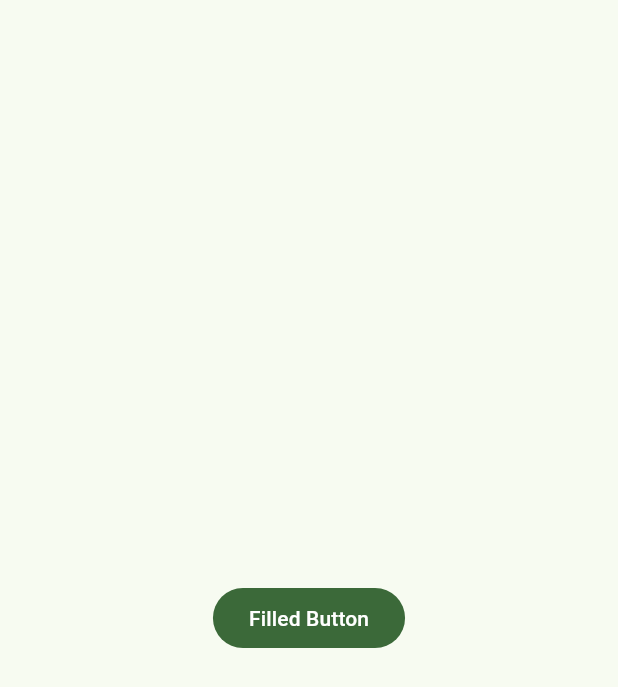
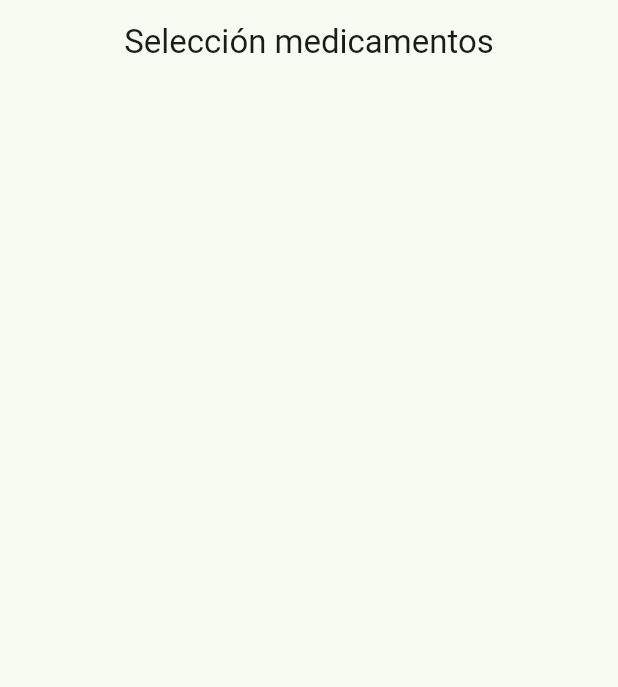
Before and after one commit to Ruslan-Developer/DI_Flutter_Navegacion_Pantallas, a Flutter app: the screen it shows after launch, on a phone screen of 412 x 824 dp. Shown: the top 687 px of the screen. Run offline on Flutter 3.47's test engine with Material 2 defaults, Android fonts, the phone set to English and light mode, and no system bars.

Commit message:
Home Screen creado

```diff
--- a/lib/config/theme/app_theme.dart
+++ b/lib/config/theme/app_theme.dart
@@ -29,10 +29,10 @@ class AppTheme{ //Sirve para cambiar el color de la app personalizada
     }): assert(selectedColor >= 0 && selectedColor <= colorList.length - 1);
 
     ThemeData getTheme() => ThemeData(
-      useMaterial3: true,
-      colorSchemeSeed: colorList[selectedColor],
+      useMaterial3: true, //Se usa para que se vea el nuevo diseño de material
+      colorSchemeSeed: colorList[selectedColor], //Se cambia el color de la app
       appBarTheme: const AppBarTheme(
-        centerTitle: true
+        centerTitle: true //Se centra el titulo del appbar
       )
     );
 
--- a/lib/main.dart
+++ b/lib/main.dart
@@ -1,5 +1,6 @@
 import 'package:flutter/material.dart';
 import 'package:widgets_app/config/theme/app_theme.dart';
+import 'package:widgets_app/presentation/screens/home/home_screen.dart';
 
 void main() {
   runApp(const MyApp());
@@ -13,15 +14,8 @@ class MyApp extends StatelessWidget {
   Widget build(BuildContext context) {
     return  MaterialApp(
       debugShowCheckedModeBanner: false,
-      theme: AppTheme(selectedColor: 1).getTheme(),
-      home:  Scaffold(
-        body: Center(
-          child: FilledButton(
-            child: const Text('Filled Button'),
-            onPressed: () {},
-          )
-        ),
-      )
+      theme: AppTheme(selectedColor: 1).getTheme(), //Se cambia el color de la app
+      home: const HomeScreen(),
     );
      }
 }
--- /dev/null
+++ b/lib/presentation/screens/home/home_screen.dart
@@ -0,0 +1,18 @@
+
+import 'package:flutter/material.dart';
+
+class HomeScreen extends StatelessWidget {
+  const HomeScreen({Key? key}) : super(key: key);
+
+  static const String routeName = '/home';
+
+  @override
+  Widget build(BuildContext context) {
+    return  Scaffold(
+      appBar: AppBar(
+        title: const Text('Selección medicamentos'),
+        //centerTitle: true,
+      ),
+    );
+  }
+}
```
